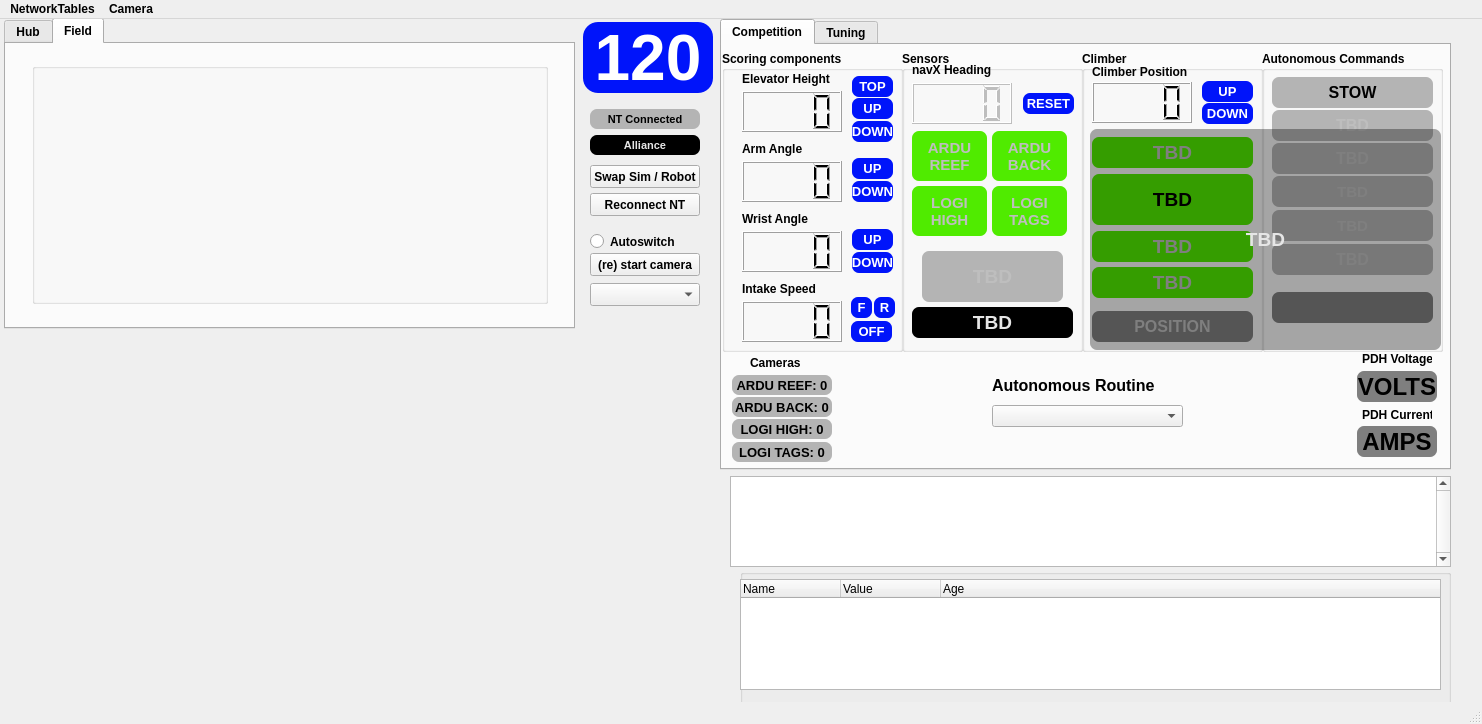
aesatchien/FRC2429_2025, file gui/layout_2025.ui: the form before one commit.
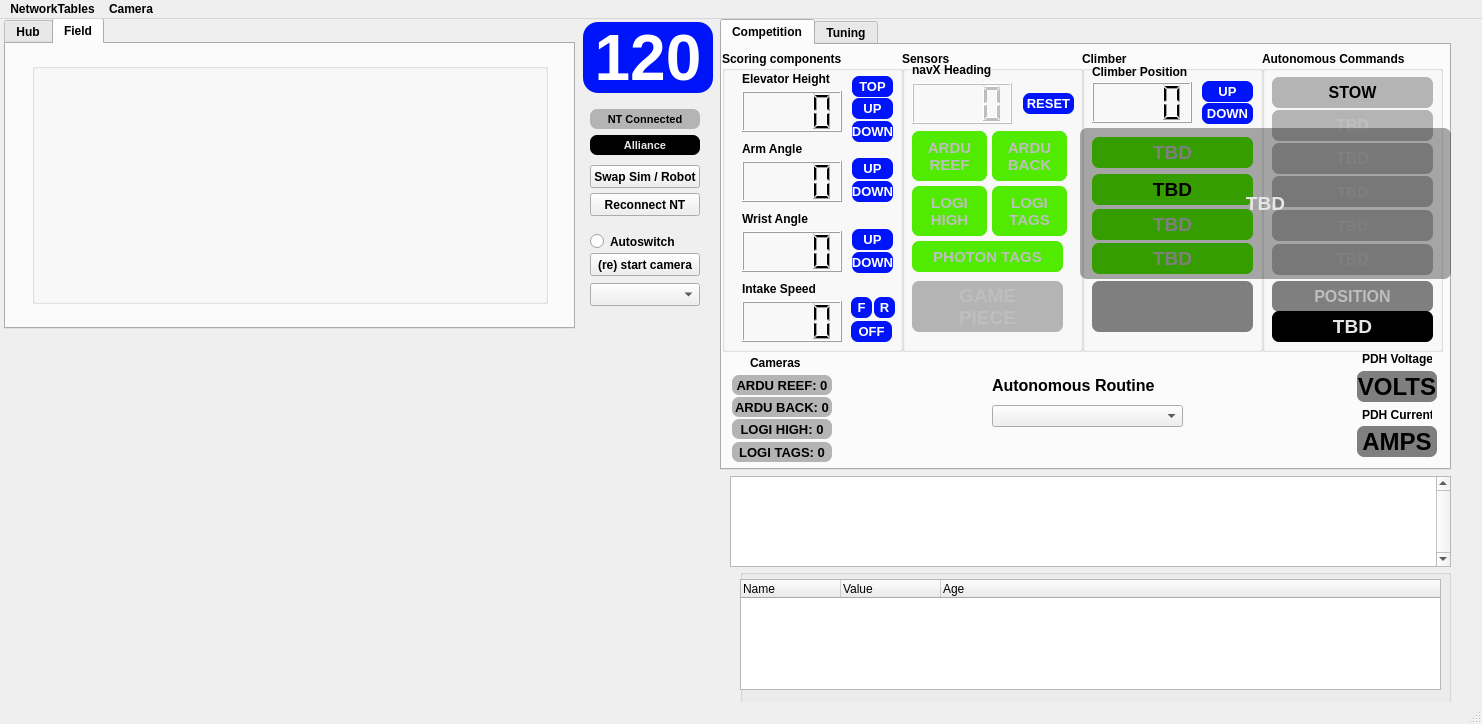
The form after the commit. Icons and pictures are not drawn. Custom widgets are drawn as their Qt base class.

Patch:
```diff
--- a/gui/layout_2025.ui
+++ b/gui/layout_2025.ui
@@ -76,7 +76,7 @@
          <x>10</x>
          <y>123</y>
          <width>161</width>
-         <height>51</height>
+         <height>31</height>
         </rect>
        </property>
        <property name="font">
@@ -143,7 +143,7 @@
        <property name="geometry">
         <rect>
          <x>10</x>
-         <y>180</y>
+         <y>158</y>
          <width>161</width>
          <height>31</height>
         </rect>
@@ -276,7 +276,7 @@
        <property name="geometry">
         <rect>
          <x>10</x>
-         <y>216</y>
+         <y>192</y>
          <width>161</width>
          <height>31</height>
         </rect>
@@ -303,16 +303,16 @@
         <set>Qt::AlignCenter</set>
        </property>
       </widget>
-      <widget class="QLabel2" name="qlabel_position_indicator">
+      <widget class="QLabel2" name="qlabel_game_piece_indicator">
        <property name="enabled">
         <bool>false</bool>
        </property>
        <property name="geometry">
         <rect>
          <x>10</x>
-         <y>260</y>
+         <y>230</y>
          <width>161</width>
-         <height>31</height>
+         <height>51</height>
         </rect>
        </property>
        <property name="font">
@@ -327,7 +327,7 @@
 background-color:rgb(127, 127, 127);</string>
        </property>
        <property name="text">
-        <string>POSITION</string>
+        <string>&lt;GAMEPIECE&gt;</string>
        </property>
        <property name="textFormat">
         <enum>Qt::AutoText</enum>
@@ -956,9 +956,9 @@
        </property>
        <property name="geometry">
         <rect>
-         <x>20</x>
-         <y>200</y>
-         <width>141</width>
+         <x>10</x>
+         <y>230</y>
+         <width>151</width>
          <height>51</height>
         </rect>
        </property>
@@ -975,42 +975,8 @@
 background-color:rgb(180,180,180);</string>
        </property>
        <property name="text">
-        <string>TBD</string>
-       </property>
-       <property name="textFormat">
-        <enum>Qt::AutoText</enum>
-       </property>
-       <property name="alignment">
-        <set>Qt::AlignCenter</set>
-       </property>
-      </widget>
-      <widget class="QLabel" name="qlabel_shot_distance">
-       <property name="enabled">
-        <bool>false</bool>
-       </property>
-       <property name="geometry">
-        <rect>
-         <x>10</x>
-         <y>256</y>
-         <width>161</width>
-         <height>31</height>
-        </rect>
-       </property>
-       <property name="font">
-        <font>
-         <family>MS Shell Dlg 2</family>
-         <pointsize>14</pointsize>
-         <bold>true</bold>
-        </font>
-       </property>
-       <property name="styleSheet">
-        <string notr="true">border: 7px;
-border-radius: 7px;
-background-color:rgb(0, 0, 0);
-color:rgb(230,230,230);</string>
-       </property>
-       <property name="text">
-        <string>TBD</string>
+        <string>GAME
+PIECE</string>
        </property>
        <property name="textFormat">
         <enum>Qt::AutoText</enum>
@@ -1089,6 +1055,40 @@
         <set>Qt::AlignCenter</set>
        </property>
       </widget>
+      <widget class="QLabel2" name="qlabel_photoncam_target_indicator">
+       <property name="enabled">
+        <bool>false</bool>
+       </property>
+       <property name="geometry">
+        <rect>
+         <x>10</x>
+         <y>190</y>
+         <width>151</width>
+         <height>31</height>
+        </rect>
+       </property>
+       <property name="font">
+        <font>
+         <family>MS Shell Dlg 2</family>
+         <pointsize>11</pointsize>
+         <bold>true</bold>
+        </font>
+       </property>
+       <property name="styleSheet">
+        <string notr="true">border: 7px;
+border-radius: 7px;
+background-color:rgb(80, 235, 0);</string>
+       </property>
+       <property name="text">
+        <string>PHOTON TAGS</string>
+       </property>
+       <property name="textFormat">
+        <enum>Qt::AutoText</enum>
+       </property>
+       <property name="alignment">
+        <set>Qt::AlignCenter</set>
+       </property>
+      </widget>
      </widget>
      <widget class="QGroupBox" name="groupBox_3">
       <property name="geometry">
@@ -1303,14 +1303,14 @@
         <set>Qt::AlignCenter</set>
        </property>
       </widget>
-      <widget class="QLabel2" name="qlabel_game_piece_indicator">
+      <widget class="QLabel2" name="qlabel_position_indicator">
        <property name="enabled">
         <bool>false</bool>
        </property>
        <property name="geometry">
         <rect>
          <x>10</x>
-         <y>241</y>
+         <y>230</y>
          <width>161</width>
          <height>31</height>
         </rect>
@@ -1327,7 +1327,42 @@
 background-color:rgb(127, 127, 127);</string>
        </property>
        <property name="text">
-        <string>&lt;GAMEPIECE&gt;</string>
+        <string>POSITION</string>
+       </property>
+       <property name="textFormat">
+        <enum>Qt::AutoText</enum>
+       </property>
+       <property name="alignment">
+        <set>Qt::AlignCenter</set>
+       </property>
+      </widget>
+      <widget class="QLabel" name="qlabel_shot_distance">
+       <property name="enabled">
+        <bool>false</bool>
+       </property>
+       <property name="geometry">
+        <rect>
+         <x>10</x>
+         <y>260</y>
+         <width>161</width>
+         <height>31</height>
+        </rect>
+       </property>
+       <property name="font">
+        <font>
+         <family>MS Shell Dlg 2</family>
+         <pointsize>14</pointsize>
+         <bold>true</bold>
+        </font>
+       </property>
+       <property name="styleSheet">
+        <string notr="true">border: 7px;
+border-radius: 7px;
+background-color:rgb(0, 0, 0);
+color:rgb(230,230,230);</string>
+       </property>
+       <property name="text">
+        <string>TBD</string>
        </property>
        <property name="textFormat">
         <enum>Qt::AutoText</enum>
@@ -2201,10 +2236,10 @@
     </property>
     <property name="geometry">
      <rect>
-      <x>1090</x>
-      <y>110</y>
-      <width>351</width>
-      <height>221</height>
+      <x>1080</x>
+      <y>109</y>
+      <width>371</width>
+      <height>151</height>
      </rect>
     </property>
     <property name="font">
```
